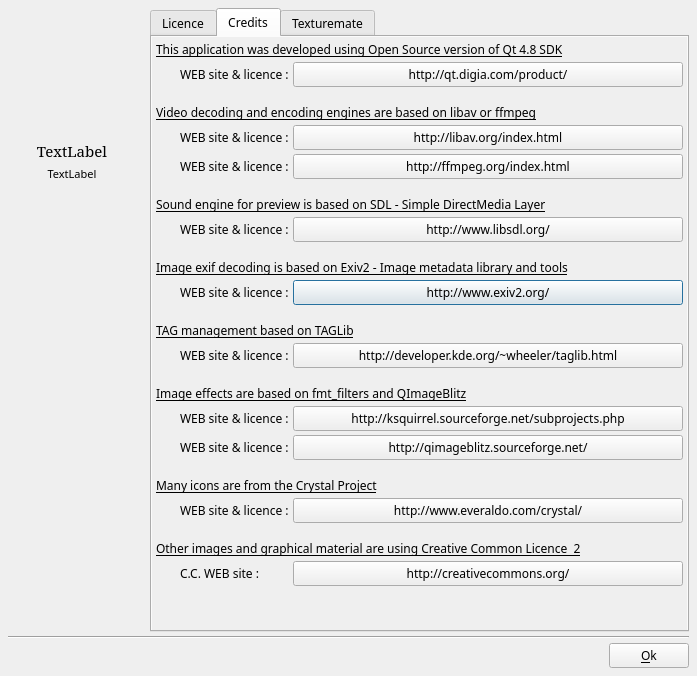
Old version of the form src/ffDiaporama/DlgAbout/DlgAbout.ui in the repository boenki/ffdiaporama.
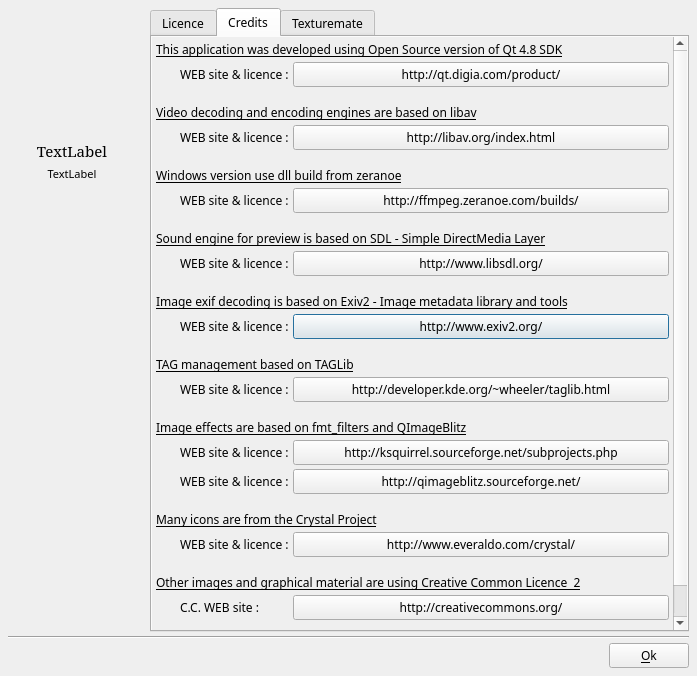
New version of the form. The open tabs and pages were chosen to show the change. Icons and pictures are not drawn.

Commit message: Note for ffmpeg users :     With ffmpeg, video deinterlacing seems automatic.     So the deinterlacing options are totally disabled, even if they are still present in dialogs

```diff
--- a/src/ffDiaporama/DlgAbout/DlgAbout.ui
+++ b/src/ffDiaporama/DlgAbout/DlgAbout.ui
@@ -237,7 +237,7 @@
                 <x>0</x>
                 <y>0</y>
                 <width>514</width>
-                <height>613</height>
+                <height>647</height>
                </rect>
               </property>
               <layout class="QGridLayout" name="gridLayout_2">
@@ -262,6 +262,88 @@
                  </property>
                 </widget>
                </item>
+               <item row="22" column="2">
+                <spacer name="verticalSpacer_2">
+                 <property name="orientation">
+                  <enum>Qt::Vertical</enum>
+                 </property>
+                 <property name="sizeHint" stdset="0">
+                  <size>
+                   <width>20</width>
+                   <height>40</height>
+                  </size>
+                 </property>
+                </spacer>
+               </item>
+               <item row="14" column="1">
+                <widget class="QLabel" name="label_17">
+                 <property name="text">
+                  <string>WEB site &amp; licence :</string>
+                 </property>
+                </widget>
+               </item>
+               <item row="12" column="0" colspan="3">
+                <widget class="QLabel" name="label_16">
+                 <property name="minimumSize">
+                  <size>
+                   <width>0</width>
+                   <height>30</height>
+                  </size>
+                 </property>
+                 <property name="font">
+                  <font>
+                   <underline>true</underline>
+                  </font>
+                 </property>
+                 <property name="text">
+                  <string>Image effects are based on fmt_filters and QImageBlitz</string>
+                 </property>
+                 <property name="alignment">
+                  <set>Qt::AlignBottom|Qt::AlignLeading|Qt::AlignLeft</set>
+                 </property>
+                 <property name="wordWrap">
+                  <bool>true</bool>
+                 </property>
+                </widget>
+               </item>
+               <item row="16" column="0" colspan="3">
+                <widget class="QLabel" name="label_14">
+                 <property name="minimumSize">
+                  <size>
+                   <width>0</width>
+                   <height>30</height>
+                  </size>
+                 </property>
+                 <property name="font">
+                  <font>
+                   <underline>true</underline>
+                  </font>
+                 </property>
+                 <property name="text">
+                  <string>Many icons are from the Crystal Project</string>
+                 </property>
+                 <property name="alignment">
+                  <set>Qt::AlignBottom|Qt::AlignLeading|Qt::AlignLeft</set>
+                 </property>
+                 <property name="wordWrap">
+                  <bool>true</bool>
+                 </property>
+                </widget>
+               </item>
+               <item row="17" column="1">
+                <widget class="QLabel" name="label_15">
+                 <property name="text">
+                  <string>WEB site &amp; licence :</string>
+                 </property>
+                </widget>
+               </item>
+               <item row="21" column="1">
+                <widget class="QLabel" name="label_13">
+                 <property name="text">
+                  <string>C.C. WEB site :</string>
+                 </property>
+                </widget>
+               </item>
                <item row="1" column="1">
                 <widget class="QLabel" name="label_3">
                  <property name="text">
@@ -288,7 +370,7 @@
                  </property>
                 </widget>
                </item>
-               <item row="8" column="2">
+               <item row="9" column="2">
                 <widget class="QPushButton" name="EXIV2WebSiteBT">
                  <property name="sizePolicy">
                   <sizepolicy hsizetype="Preferred" vsizetype="Fixed">
@@ -305,6 +387,30 @@
                  </property>
                 </widget>
                </item>
+               <item row="6" column="0" colspan="3">
+                <widget class="QLabel" name="label_8">
+                 <property name="minimumSize">
+                  <size>
+                   <width>0</width>
+                   <height>30</height>
+                  </size>
+                 </property>
+                 <property name="font">
+                  <font>
+                   <underline>true</underline>
+                  </font>
+                 </property>
+                 <property name="text">
+                  <string>Sound engine for preview is based on SDL - Simple DirectMedia Layer</string>
+                 </property>
+                 <property name="alignment">
+                  <set>Qt::AlignBottom|Qt::AlignLeading|Qt::AlignLeft</set>
+                 </property>
+                 <property name="wordWrap">
+                  <bool>true</bool>
+                 </property>
+                </widget>
+               </item>
                <item row="2" column="0" colspan="3">
                 <widget class="QLabel" name="label_5">
                  <property name="minimumSize">
@@ -319,7 +425,7 @@
                   </font>
                  </property>
                  <property name="text">
-                  <string>Video decoding and encoding engines are based on libav or ffmpeg</string>
+                  <string>Video decoding and encoding engines are based on libav</string>
                  </property>
                  <property name="alignment">
                   <set>Qt::AlignBottom|Qt::AlignLeading|Qt::AlignLeft</set>
@@ -336,38 +442,14 @@
                  </property>
                 </widget>
                </item>
-               <item row="5" column="0" colspan="3">
-                <widget class="QLabel" name="label_8">
-                 <property name="minimumSize">
-                  <size>
-                   <width>0</width>
-                   <height>30</height>
-                  </size>
-                 </property>
-                 <property name="font">
-                  <font>
-                   <underline>true</underline>
-                  </font>
-                 </property>
-                 <property name="text">
-                  <string>Sound engine for preview is based on SDL - Simple DirectMedia Layer</string>
-                 </property>
-                 <property name="alignment">
-                  <set>Qt::AlignBottom|Qt::AlignLeading|Qt::AlignLeft</set>
-                 </property>
-                 <property name="wordWrap">
-                  <bool>true</bool>
-                 </property>
-                </widget>
-               </item>
-               <item row="6" column="1">
+               <item row="7" column="1">
                 <widget class="QLabel" name="label_9">
                  <property name="text">
                   <string>WEB site &amp; licence :</string>
                  </property>
                 </widget>
                </item>
-               <item row="7" column="0" colspan="3">
+               <item row="8" column="0" colspan="3">
                 <widget class="QLabel" name="label_10">
                  <property name="minimumSize">
                   <size>
@@ -391,14 +473,14 @@
                  </property>
                 </widget>
                </item>
-               <item row="8" column="1">
+               <item row="9" column="1">
                 <widget class="QLabel" name="label_11">
                  <property name="text">
                   <string>WEB site &amp; licence :</string>
                  </property>
                 </widget>
                </item>
-               <item row="18" column="0" colspan="3">
+               <item row="19" column="0" colspan="3">
                 <widget class="QLabel" name="label_12">
                  <property name="minimumSize">
                   <size>
@@ -422,88 +504,6 @@
                  </property>
                 </widget>
                </item>
-               <item row="20" column="1">
-                <widget class="QLabel" name="label_13">
-                 <property name="text">
-                  <string>C.C. WEB site :</string>
-                 </property>
-                </widget>
-               </item>
-               <item row="16" column="1">
-                <widget class="QLabel" name="label_15">
-                 <property name="text">
-                  <string>WEB site &amp; licence :</string>
-                 </property>
-                </widget>
-               </item>
-               <item row="15" column="0" colspan="3">
-                <widget class="QLabel" name="label_14">
-                 <property name="minimumSize">
-                  <size>
-                   <width>0</width>
-                   <height>30</height>
-                  </size>
-                 </property>
-                 <property name="font">
-                  <font>
-                   <underline>true</underline>
-                  </font>
-                 </property>
-                 <property name="text">
-                  <string>Many icons are from the Crystal Project</string>
-                 </property>
-                 <property name="alignment">
-                  <set>Qt::AlignBottom|Qt::AlignLeading|Qt::AlignLeft</set>
-                 </property>
-                 <property name="wordWrap">
-                  <bool>true</bool>
-                 </property>
-                </widget>
-               </item>
-               <item row="11" column="0" colspan="3">
-                <widget class="QLabel" name="label_16">
-                 <property name="minimumSize">
-                  <size>
-                   <width>0</width>
-                   <height>30</height>
-                  </size>
-                 </property>
-                 <property name="font">
-                  <font>
-                   <underline>true</underline>
-                  </font>
-                 </property>
-                 <property name="text">
-                  <string>Image effects are based on fmt_filters and QImageBlitz</string>
-                 </property>
-                 <property name="alignment">
-                  <set>Qt::AlignBottom|Qt::AlignLeading|Qt::AlignLeft</set>
-                 </property>
-                 <property name="wordWrap">
-                  <bool>true</bool>
-                 </property>
-                </widget>
-               </item>
-               <item row="13" column="1">
-                <widget class="QLabel" name="label_17">
-                 <property name="text">
-                  <string>WEB site &amp; licence :</string>
-                 </property>
-                </widget>
-               </item>
-               <item row="21" column="2">
-                <spacer name="verticalSpacer_2">
-                 <property name="orientation">
-                  <enum>Qt::Vertical</enum>
-                 </property>
-                 <property name="sizeHint" stdset="0">
-                  <size>
-                   <width>20</width>
-                   <height>40</height>
-                  </size>
-                 </property>
-                </spacer>
-               </item>
                <item row="1" column="2">
                 <widget class="QPushButton" name="QtWebSiteBT">
                  <property name="sizePolicy">
@@ -538,7 +538,7 @@
                  </property>
                 </widget>
                </item>
-               <item row="6" column="2">
+               <item row="7" column="2">
                 <widget class="QPushButton" name="SDLWebSiteBT">
                  <property name="sizePolicy">
                   <sizepolicy hsizetype="Preferred" vsizetype="Fixed">
@@ -555,7 +555,7 @@
                  </property>
                 </widget>
                </item>
-               <item row="13" column="2">
+               <item row="14" column="2">
                 <widget class="QPushButton" name="FMTFWebSiteBT">
                  <property name="sizePolicy">
                   <sizepolicy hsizetype="Preferred" vsizetype="Fixed">
@@ -572,7 +572,7 @@
                  </property>
                 </widget>
                </item>
-               <item row="16" column="2">
+               <item row="17" column="2">
                 <widget class="QPushButton" name="CrystalWebSiteBT">
                  <property name="sizePolicy">
                   <sizepolicy hsizetype="Preferred" vsizetype="Fixed">
@@ -589,7 +589,7 @@
                  </property>
                 </widget>
                </item>
-               <item row="20" column="2">
+               <item row="21" column="2">
                 <widget class="QPushButton" name="CC2WebSiteBT">
                  <property name="sizePolicy">
                   <sizepolicy hsizetype="Preferred" vsizetype="Fixed">
@@ -606,7 +606,7 @@
                  </property>
                 </widget>
                </item>
-               <item row="9" column="0" colspan="3">
+               <item row="10" column="0" colspan="3">
                 <widget class="QLabel" name="label_20">
                  <property name="minimumSize">
                   <size>
@@ -630,14 +630,14 @@
                  </property>
                 </widget>
                </item>
-               <item row="10" column="1">
+               <item row="11" column="1">
                 <widget class="QLabel" name="label_21">
                  <property name="text">
                   <string>WEB site &amp; licence :</string>
                  </property>
                 </widget>
                </item>
-               <item row="10" column="2">
+               <item row="11" column="2">
                 <widget class="QPushButton" name="TAGLibWebSiteBT">
                  <property name="sizePolicy">
                   <sizepolicy hsizetype="Preferred" vsizetype="Fixed">
@@ -654,14 +654,14 @@
                  </property>
                 </widget>
                </item>
-               <item row="14" column="1">
+               <item row="15" column="1">
                 <widget class="QLabel" name="label_22">
                  <property name="text">
                   <string>WEB site &amp; licence :</string>
                  </property>
                 </widget>
                </item>
-               <item row="14" column="2">
+               <item row="15" column="2">
                 <widget class="QPushButton" name="QIBWebSiteBT">
                  <property name="sizePolicy">
                   <sizepolicy hsizetype="Preferred" vsizetype="Fixed">
@@ -678,30 +678,54 @@
                  </property>
                 </widget>
                </item>
-               <item row="4" column="1">
+               <item row="5" column="2">
+                <widget class="QPushButton" name="ZeranoeWebSiteBT">
+                 <property name="sizePolicy">
+                  <sizepolicy hsizetype="Preferred" vsizetype="Fixed">
+                   <horstretch>0</horstretch>
+                   <verstretch>0</verstretch>
+                  </sizepolicy>
+                 </property>
+                 <property name="text">
+                  <string notr="true">http://ffmpeg.zeranoe.com/builds/</string>
+                 </property>
+                 <property name="icon">
+                  <iconset resource="../../../RSCffDiaporama.qrc">
+                   <normaloff>:/img/Internet.png</normaloff>:/img/Internet.png</iconset>
+                 </property>
+                </widget>
+               </item>
+               <item row="4" column="0" colspan="3">
+                <widget class="QLabel" name="label_6">
+                 <property name="minimumSize">
+                  <size>
+                   <width>0</width>
+                   <height>30</height>
+                  </size>
+                 </property>
+                 <property name="font">
+                  <font>
+                   <underline>true</underline>
+                  </font>
+                 </property>
+                 <property name="text">
+                  <string>Windows version use dll build from zeranoe</string>
+                 </property>
+                 <property name="alignment">
+                  <set>Qt::AlignBottom|Qt::AlignLeading|Qt::AlignLeft</set>
+                 </property>
+                 <property name="wordWrap">
+                  <bool>true</bool>
+                 </property>
+                </widget>
+               </item>
+               <item row="5" column="1">
                 <widget class="QLabel" name="label_23">
                  <property name="text">
                   <string>WEB site &amp; licence :</string>
                  </property>
                 </widget>
                </item>
-               <item row="4" column="2">
-                <widget class="QPushButton" name="ffMPEGWebSiteBT">
-                 <property name="sizePolicy">
-                  <sizepolicy hsizetype="Preferred" vsizetype="Fixed">
-                   <horstretch>0</horstretch>
-                   <verstretch>0</verstretch>
-                  </sizepolicy>
-                 </property>
-                 <property name="text">
-                  <string notr="true">http://ffmpeg.org/index.html</string>
-                 </property>
-                 <property name="icon">
-                  <iconset resource="../../../RSCffDiaporama.qrc">
-                   <normaloff>:/img/Internet.png</normaloff>:/img/Internet.png</iconset>
-                 </property>
-                </widget>
-               </item>
               </layout>
              </widget>
             </widget>
```
Left out of the diff: 2 changed lines with no effect on the pictures. The commit also changes 56 other files.
